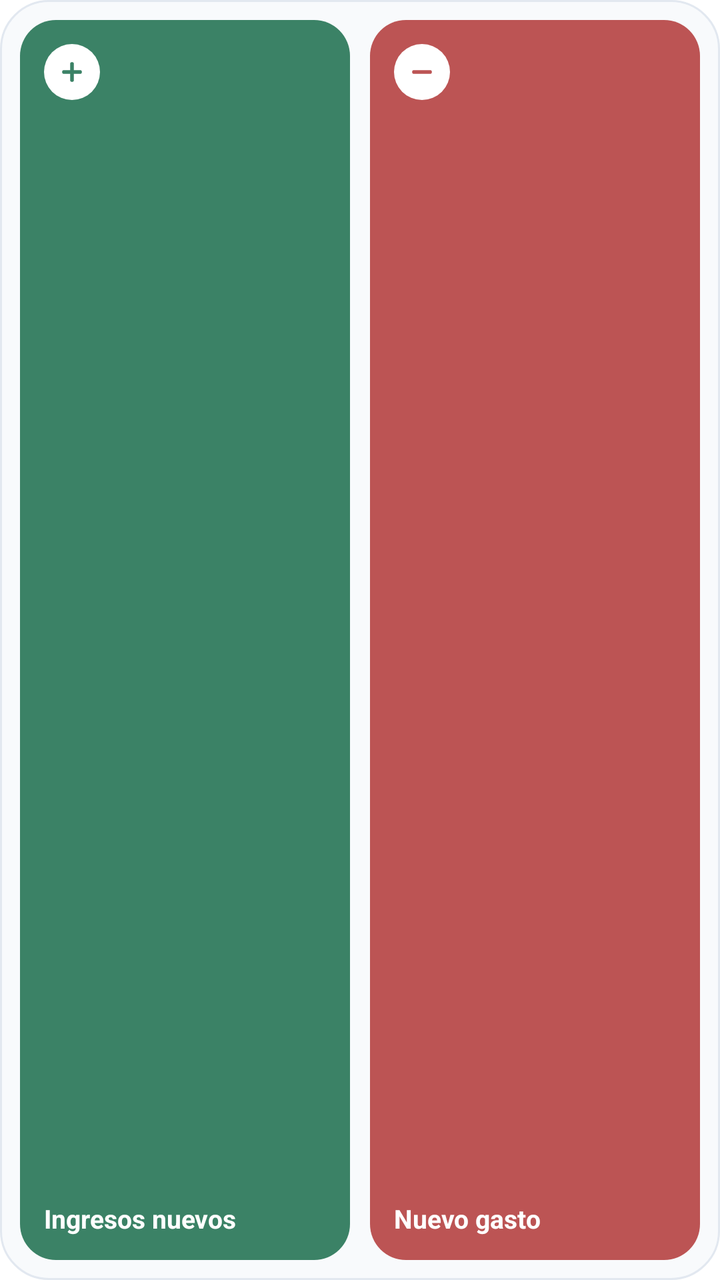
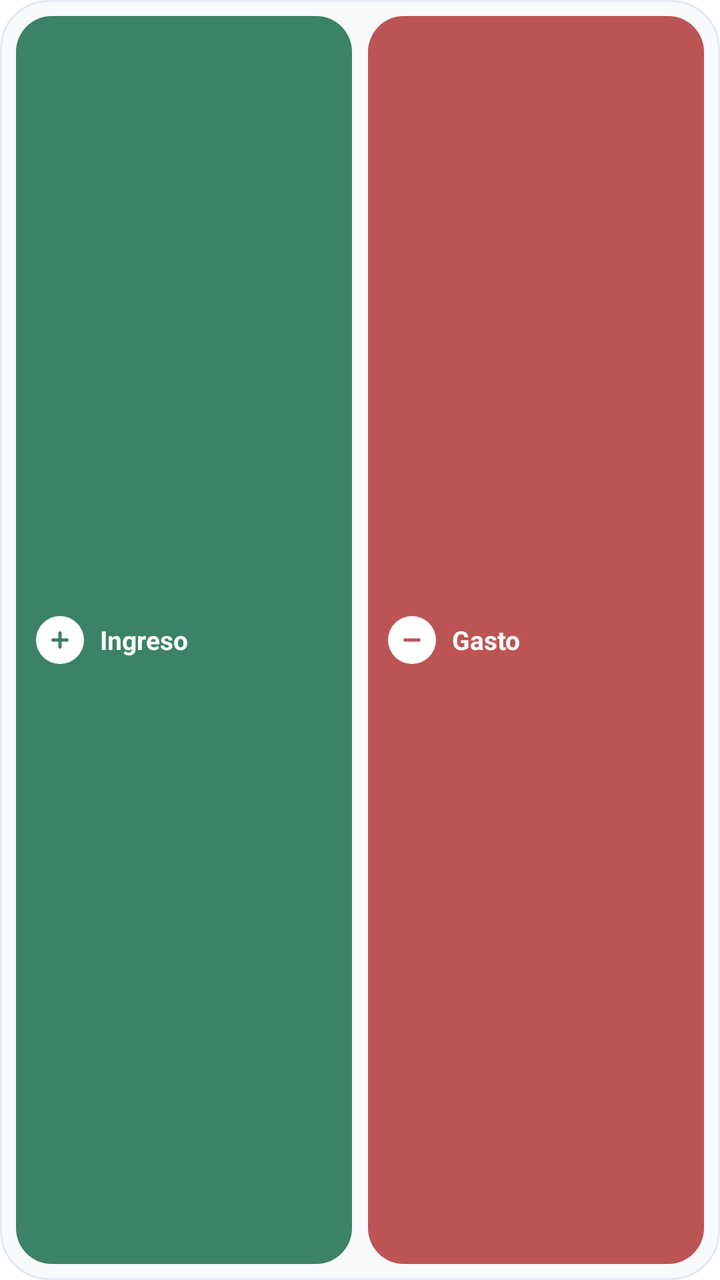

Two renders of the same Android screen: before a commit and after it. Below are the layout's source before the change and the commit's diff.
<!-- AndroidManifest.xml: fallback theme Theme.MaterialComponents.DayNight.NoActionBar -->
<!-- res/layout/widget_quick_income.xml -->
<?xml version="1.0" encoding="utf-8"?>
<LinearLayout xmlns:android="http://schemas.android.com/apk/res/android"
    android:layout_width="match_parent"
    android:layout_height="match_parent"
    android:orientation="horizontal"
    android:background="@drawable/widget_background"
    android:padding="10dp">

    
    <LinearLayout
        android:id="@+id/btn_income_quick"
        android:layout_width="0dp"
        android:layout_height="match_parent"
        android:layout_weight="1"
        android:orientation="vertical"
        android:background="@drawable/bg_widget_income"
        android:padding="12dp"
        android:layout_marginEnd="5dp">

        <FrameLayout
            android:layout_width="28dp"
            android:layout_height="28dp"
            android:background="@drawable/bg_widget_icon_circle">

            <ImageView
                android:layout_width="16dp"
                android:layout_height="16dp"
                android:layout_gravity="center"
                android:src="@drawable/ic_widget_plus"
                android:contentDescription="Ingresos nuevos" />
        </FrameLayout>

        <FrameLayout
            android:layout_width="match_parent"
            android:layout_height="0dp"
            android:layout_weight="1" />

        <TextView
            android:layout_width="match_parent"
            android:layout_height="wrap_content"
            android:text="Ingresos nuevos"
            android:textColor="#FFFFFF"
            android:textSize="13sp"
            android:textStyle="bold"
            android:singleLine="true"
            android:ellipsize="end" />
    </LinearLayout>

    
    <LinearLayout
        android:id="@+id/btn_expense_quick"
        android:layout_width="0dp"
        android:layout_height="match_parent"
        android:layout_weight="1"
        android:orientation="vertical"
        android:background="@drawable/bg_widget_expense"
        android:padding="12dp"
        android:layout_marginStart="5dp">

        <FrameLayout
            android:layout_width="28dp"
            android:layout_height="28dp"
            android:background="@drawable/bg_widget_icon_circle">

            <ImageView
                android:layout_width="16dp"
                android:layout_height="16dp"
                android:layout_gravity="center"
                android:src="@drawable/ic_widget_minus"
                android:contentDescription="Nuevo gasto" />
        </FrameLayout>

        <FrameLayout
            android:layout_width="match_parent"
            android:layout_height="0dp"
            android:layout_weight="1" />

        <TextView
            android:layout_width="match_parent"
            android:layout_height="wrap_content"
            android:text="Nuevo gasto"
            android:textColor="#FFFFFF"
            android:textSize="13sp"
            android:textStyle="bold"
            android:singleLine="true"
            android:ellipsize="end" />
    </LinearLayout>

</LinearLayout>
<!-- resources referenced by this layout -->
<resources>
  <!-- drawable bg_widget_expense (drawable) -->
  <?xml version="1.0" encoding="utf-8"?>
  <shape xmlns:android="http://schemas.android.com/apk/res/android"
      android:shape="rectangle">
      <solid android:color="#BC5454" />
      <corners android:radius="18dp" />
  </shape>
  <!-- drawable bg_widget_icon_circle (drawable) -->
  <?xml version="1.0" encoding="utf-8"?>
  <shape xmlns:android="http://schemas.android.com/apk/res/android"
      android:shape="oval">
      <solid android:color="#FFFFFF" />
  </shape>
  <!-- drawable bg_widget_income (drawable) -->
  <?xml version="1.0" encoding="utf-8"?>
  <shape xmlns:android="http://schemas.android.com/apk/res/android"
      android:shape="rectangle">
      <solid android:color="#3B8266" />
      <corners android:radius="18dp" />
  </shape>
  <!-- drawable ic_widget_minus (drawable) -->
  <?xml version="1.0" encoding="utf-8"?>
  <vector xmlns:android="http://schemas.android.com/apk/res/android"
      android:width="18dp"
      android:height="18dp"
      android:viewportWidth="24"
      android:viewportHeight="24">
      <path
          android:pathData="M6,12 L18,12"
          android:strokeWidth="2.8"
          android:strokeColor="#BC5454"
          android:strokeLineCap="round"
          android:fillColor="#00000000" />
  </vector>
  <!-- drawable ic_widget_plus (drawable) -->
  <?xml version="1.0" encoding="utf-8"?>
  <vector xmlns:android="http://schemas.android.com/apk/res/android"
      android:width="18dp"
      android:height="18dp"
      android:viewportWidth="24"
      android:viewportHeight="24">
      <path
          android:pathData="M12,6 L12,18 M6,12 L18,12"
          android:strokeWidth="2.8"
          android:strokeColor="#3B8266"
          android:strokeLineCap="round"
          android:fillColor="#00000000" />
  </vector>
  <!-- drawable widget_background (drawable) -->
  <?xml version="1.0" encoding="utf-8"?>
  <shape xmlns:android="http://schemas.android.com/apk/res/android"
      android:shape="rectangle">
      <solid android:color="#F8FAFC" />
      <corners android:radius="24dp" />
      <stroke android:width="1dp" android:color="#E2E8F0" />
  </shape>
</resources>

<!-- the commit's change to res/layout/widget_quick_income.xml (unified diff, before → after) -->
@@ -4,7 +4,7 @@
     android:layout_height="match_parent"
     android:orientation="horizontal"
     android:background="@drawable/widget_background"
-    android:padding="10dp">
+    android:padding="8dp">
 
     
     <LinearLayout
@@ -12,37 +12,35 @@
         android:layout_width="0dp"
         android:layout_height="match_parent"
         android:layout_weight="1"
-        android:orientation="vertical"
+        android:orientation="horizontal"
+        android:gravity="center_vertical"
         android:background="@drawable/bg_widget_income"
-        android:padding="12dp"
-        android:layout_marginEnd="5dp">
+        android:padding="10dp"
+        android:layout_marginEnd="4dp">
 
         <FrameLayout
-            android:layout_width="28dp"
-            android:layout_height="28dp"
+            android:layout_width="24dp"
+            android:layout_height="24dp"
             android:background="@drawable/bg_widget_icon_circle">
 
             <ImageView
-                android:layout_width="16dp"
-                android:layout_height="16dp"
+                android:layout_width="14dp"
+                android:layout_height="14dp"
                 android:layout_gravity="center"
                 android:src="@drawable/ic_widget_plus"
                 android:contentDescription="Ingresos nuevos" />
         </FrameLayout>
 
-        <FrameLayout
-            android:layout_width="match_parent"
-            android:layout_height="0dp"
-            android:layout_weight="1" />
-
         <TextView
-            android:layout_width="match_parent"
+            android:layout_width="0dp"
             android:layout_height="wrap_content"
-            android:text="Ingresos nuevos"
+            android:layout_weight="1"
+            android:layout_marginStart="8dp"
+            android:text="Ingreso"
             android:textColor="#FFFFFF"
             android:textSize="13sp"
             android:textStyle="bold"
-            android:singleLine="true"
+            android:maxLines="1"
             android:ellipsize="end" />
     </LinearLayout>
 
@@ -52,37 +50,35 @@
         android:layout_width="0dp"
         android:layout_height="match_parent"
         android:layout_weight="1"
-        android:orientation="vertical"
+        android:orientation="horizontal"
+        android:gravity="center_vertical"
         android:background="@drawable/bg_widget_expense"
-        android:padding="12dp"
-        android:layout_marginStart="5dp">
+        android:padding="10dp"
+        android:layout_marginStart="4dp">
 
         <FrameLayout
-            android:layout_width="28dp"
-            android:layout_height="28dp"
+            android:layout_width="24dp"
+            android:layout_height="24dp"
             android:background="@drawable/bg_widget_icon_circle">
 
             <ImageView
-                android:layout_width="16dp"
-                android:layout_height="16dp"
+                android:layout_width="14dp"
+                android:layout_height="14dp"
                 android:layout_gravity="center"
                 android:src="@drawable/ic_widget_minus"
                 android:contentDescription="Nuevo gasto" />
         </FrameLayout>
 
-        <FrameLayout
-            android:layout_width="match_parent"
-            android:layout_height="0dp"
-            android:layout_weight="1" />
-
         <TextView
-            android:layout_width="match_parent"
+            android:layout_width="0dp"
             android:layout_height="wrap_content"
-            android:text="Nuevo gasto"
+            android:layout_weight="1"
+            android:layout_marginStart="8dp"
+            android:text="Gasto"
             android:textColor="#FFFFFF"
             android:textSize="13sp"
             android:textStyle="bold"
-            android:singleLine="true"
+            android:maxLines="1"
             android:ellipsize="end" />
     </LinearLayout>
 
